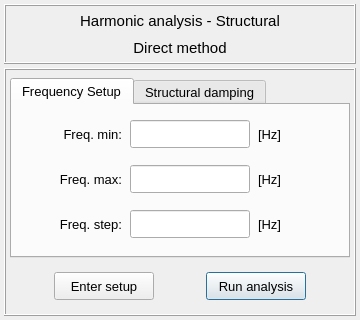
The window that vibra/interface/data/ui_files/analysis/structural/harmonic_analysis_direct_method.ui (MOPT-UFSC/VIBRA) describes before a commit, drawn with Qt 5.
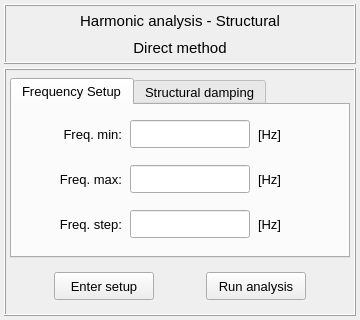
The same window after the commit. Icons and pictures are not drawn.

Diff of the .ui file:
```diff
--- a/vibra/interface/data/ui_files/analysis/structural/harmonic_analysis_direct_method.ui
+++ b/vibra/interface/data/ui_files/analysis/structural/harmonic_analysis_direct_method.ui
@@ -1047,6 +1047,9 @@
            <property name="text">
             <string>Run analysis</string>
            </property>
+           <property name="autoDefault">
+            <bool>false</bool>
+           </property>
           </widget>
          </item>
          <item row="0" column="0">
@@ -1078,6 +1081,9 @@
            <property name="text">
             <string>Enter setup</string>
            </property>
+           <property name="autoDefault">
+            <bool>false</bool>
+           </property>
           </widget>
          </item>
         </layout>
```
Left out of the diff: 4 changed lines with no effect on the pictures.
